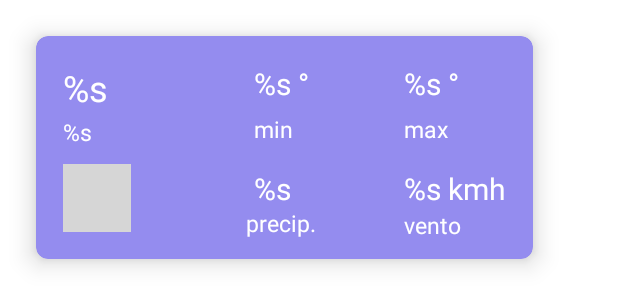
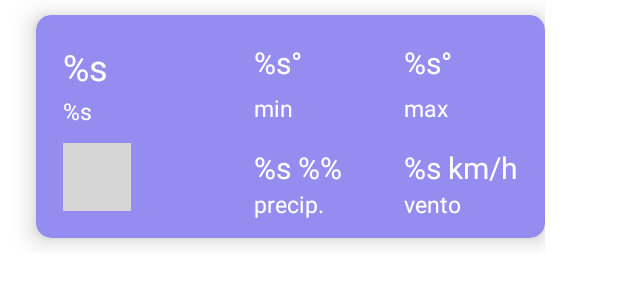
Before and after one commit to develhope/forecast_app_android3_team2, an Android app: the layout template_card.xml on its own in the app's theme, with its tools: preview values and no code run, on a phone screen of 412 x 824 dp. Shown: the top 307 px of the screen. Run offline under Robolectric (Android 15) with nearby library versions, the light colour scheme and no system bars; grey boxes are pictures that could not be loaded.

Commit message:
ho aggiunto le dimensioni mancanti nel file dimens.xml

```diff
--- a/app/src/main/java/co/develhope/meteoapp/homepage/Adapter/HomePageAdapter.kt
+++ b/app/src/main/java/co/develhope/meteoapp/homepage/Adapter/HomePageAdapter.kt
@@ -67,10 +67,6 @@ class HomePageAdapter(
         RecyclerView.ViewHolder(binding.root) {
         fun bind(cardItem: HomePageItem.CardItem) {
 
-
-
-
-
             binding.day.text = "Lunedì"
             binding.data.text = "01/10"
             binding.tempmin.text = itemView.context.getString(R.string.tempmin,cardItem.dailyForecast.weatherSummary.tempMin.toString())
--- a/app/src/main/res/layout/template_card.xml
+++ b/app/src/main/res/layout/template_card.xml
@@ -9,12 +9,13 @@
     <androidx.cardview.widget.CardView
         android:id="@+id/template_card"
         app:cardBackgroundColor="@color/color_card"
-        app:cardCornerRadius="8dp"
+        app:cardCornerRadius="@dimen/corner_radius_10_dp"
         app:cardElevation="@dimen/elevation_10_dp"
-        android:layout_marginTop="@dimen/margin_18_dp"
+        android:layout_marginTop="@dimen/margin_10_dp"
         android:layout_width="match_parent"
         android:layout_height="wrap_content"
-        android:layout_margin="@dimen/margin_24_dp">
+        android:layout_marginStart="@dimen/margin_24_dp"
+        android:layout_marginBottom="@dimen/margin_10_dp">
 
         <TextView
             android:id="@+id/day"
@@ -59,7 +60,7 @@
             android:layout_alignParentStart="true"
             android:layout_alignParentTop="true"
             android:layout_marginStart="@dimen/margin_18_dp"
-            android:layout_marginTop="53dp"
+            android:layout_marginTop="@dimen/margin_53_dp"
             android:gravity="top"
             android:text="@string/data"
             android:textAppearance="@style/data" />
@@ -71,13 +72,13 @@
             android:layout_height="wrap_content"
             android:layout_alignParentStart="true"
             android:layout_alignParentTop="true"
-            android:layout_marginTop="51dp"
+            android:layout_marginTop="@dimen/margin_51_dp"
             android:gravity="top"
             android:text="@string/min"
             android:textAppearance="@style/min" />
 
         <TextView
-            android:layout_marginTop="51dp"
+            android:layout_marginTop="@dimen/margin_51_dp"
             android:layout_marginStart="@dimen/margin_245_dp"
             android:id="@+id/max"
             android:layout_width="wrap_content"
@@ -90,7 +91,7 @@
             />
 
         <ImageView
-            android:layout_marginTop="85dp"
+            android:layout_marginTop="@dimen/margin_85_dp"
             android:layout_marginStart="@dimen/margin_18_dp"
             android:id="@+id/imagetype"
             android:layout_width="45dp"
@@ -113,13 +114,13 @@
 
         <TextView
 
-            android:layout_marginStart="140dp"
+            android:layout_marginStart="@dimen/margin_145_dp"
             android:id="@+id/precip_"
             android:layout_width="wrap_content"
             android:layout_height="wrap_content"
             android:layout_alignParentStart="true"
             android:layout_alignParentTop="true"
-            android:layout_marginTop="114dp"
+            android:layout_marginTop="@dimen/margin_115_dp"
             android:gravity="top"
             android:text="@string/precip_"
             android:textAppearance="@style/precip_"
@@ -147,8 +148,7 @@
             android:layout_alignParentStart="true"
             android:layout_alignParentTop="true"
             android:gravity="top"
-            android:layout_marginTop="115dp"
-
+            android:layout_marginTop="@dimen/margin_115_dp"
             android:text="@string/vento"
             android:textAppearance="@style/vento"
             android:layout_marginEnd="@dimen/margin_18_dp"/>
--- a/app/src/main/res/values/dimens.xml
+++ b/app/src/main/res/values/dimens.xml
@@ -25,8 +25,11 @@
 
     <dimen name="corner_radius_10_dp">10dp</dimen>
     <dimen name="elevation_10_dp">10dp</dimen>
-
-
+    <dimen name="margin_53_dp">53dp</dimen>
+    <dimen name="margin_51_dp">51dp</dimen>
+    <dimen name="margin_85_dp">85dp</dimen>
+    <dimen name="margin_140_dp">140dp</dimen>
+    <dimen name="margin_115_dp">115dp</dimen>
 
 
 </resources>
--- a/app/src/main/res/values/strings.xml
+++ b/app/src/main/res/values/strings.xml
@@ -4,11 +4,11 @@
     <string name="min">min</string>
     <string name="max">max</string>
     <string name="oggi">%s</string>
-    <string name="tempmin">%s °</string>
-    <string name="tempmax">%s °</string>
+    <string name="tempmin">%s°</string>
+    <string name="tempmax">%s°</string>
     <string name="data">%s</string>
-    <string name="rain">%s </string>
-    <string name="kmh">%s kmh</string>
+    <string name="rain">%s %%</string>
+    <string name="kmh">%s km/h</string>
     <string name="precip_">precip.</string>
     <string name="vento">vento</string>
     <string name="prox5day">%s</string>
```
Also changed, not shown: app/src/main/java/co/develhope/meteoapp/homepage/Model/WeatherType.kt (+9 -8 lines).
